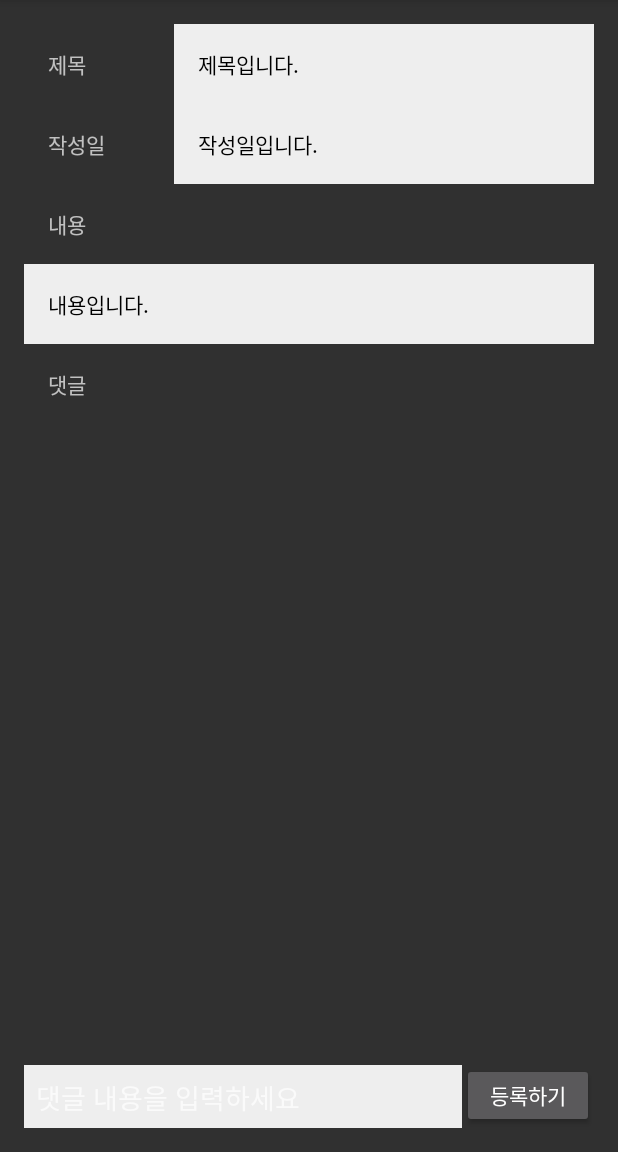
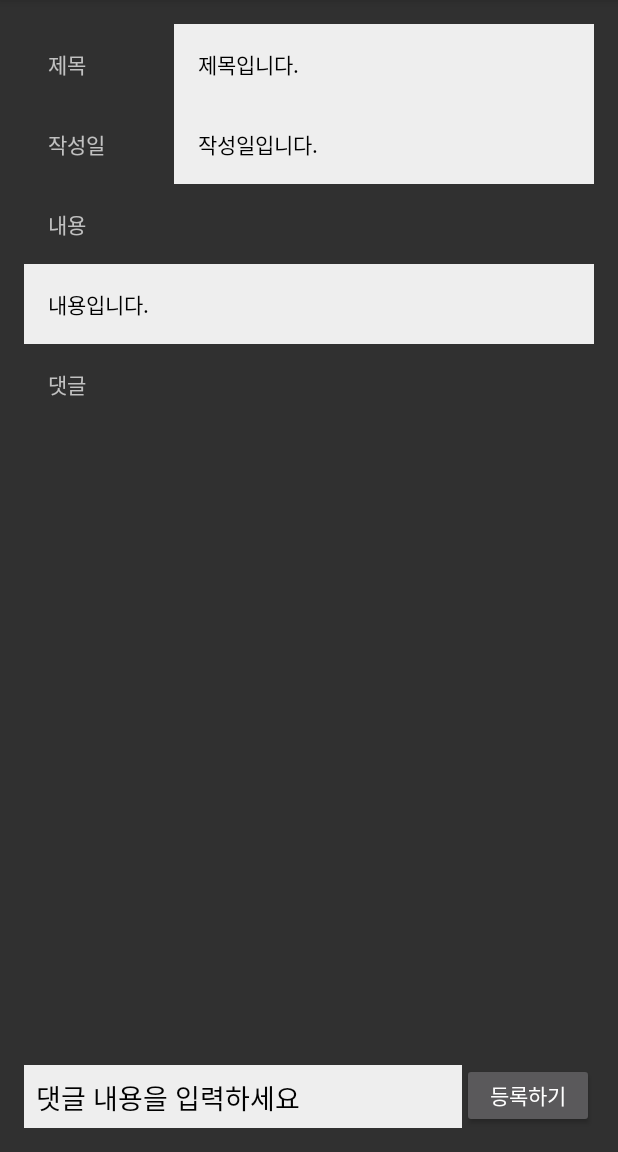
Before and after one commit to SemiC0DER/subway, an Android app built with Jetpack Compose: the DetailActivity screen opened directly, with no data from a screen before it, on a phone screen of 412 x 824 dp, the part 84-1236 px from its top. Run offline under Robolectric (Android 15) with nearby library versions, the phone set to English and light mode, and no system bars; our stand-ins replace Firebase (no records; nobody signed in at launch, a user with empty details on screens opened directly).

Commit message:
게시글 정보 작성일 부분 완료

```diff
--- a/app/src/main/java/com/example/whatsub/DetailActivity.java
+++ b/app/src/main/java/com/example/whatsub/DetailActivity.java
@@ -77,7 +77,7 @@ public class DetailActivity extends AppCompatActivity {
                 if (dataSnapshot.exists()) {
                     String title = dataSnapshot.child("title").getValue(String.class);
                     String content = dataSnapshot.child("content").getValue(String.class);
-                    String crt_dt = dataSnapshot.child("crt_dt").getValue(String.class);
+                    String crt_dt = dataSnapshot.child("currentDate").getValue(String.class);
 
                     title_tv.setText(title);
                     content_tv.setText(content);
--- a/app/src/main/res/layout/activity_detail.xml
+++ b/app/src/main/res/layout/activity_detail.xml
@@ -103,7 +103,9 @@
             android:layout_height="wrap_content"
             android:background="#eeeeee"
             android:layout_weight="1"
-            android:hint="댓글 내용을 입력하세요"/>
+            android:hint="댓글 내용을 입력하세요"
+            android:textColorHint="#000000"
+            android:textColor="#000000"/>
         <Button
             android:id="@+id/reg_button"
             android:layout_width="wrap_content"
```
Also changed, not shown: app/src/main/java/com/example/whatsub/Board.java (+12 -0 lines).
